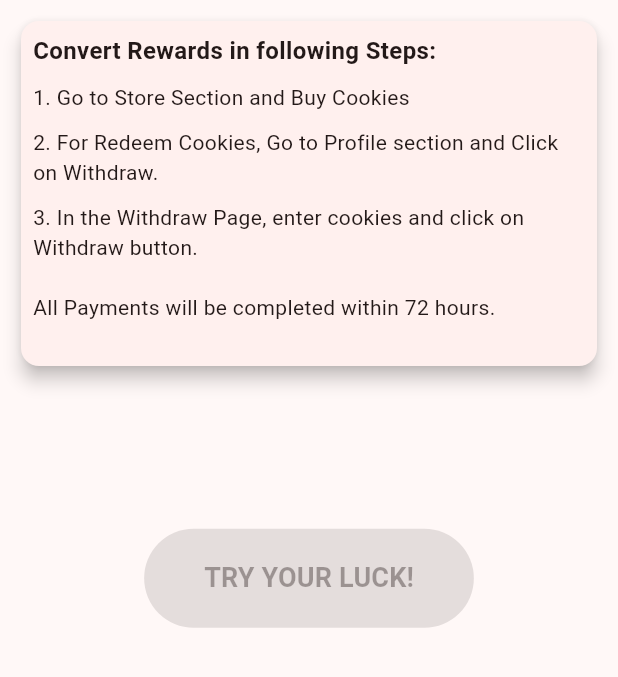
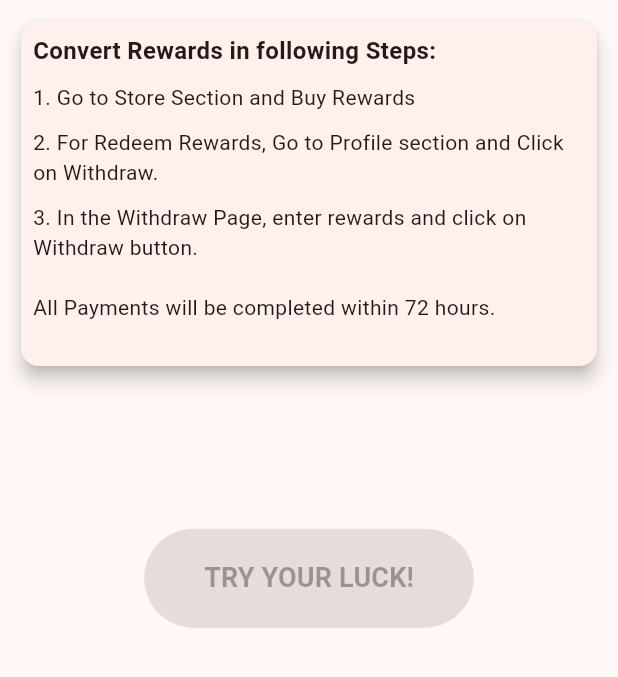
Before and after one commit to jobayedsumon/RewardsConverter, a Flutter app: the HomeScreen screen opened directly, on a phone screen of 412 x 824 dp, the part 84-761 px from its top. Run offline on Flutter 3.47's test engine with Material 3 defaults, Android fonts, the phone set to English and light mode, and no system bars; our stand-ins replace dio, google_sign_in, in_app_purchase, shared_preferences, timeline_tile, webview_flutter; missing offline and left inert: in_app_purchase_android, sign_button, unity_ads_plugin; accounts and stored records are empty; network calls fail.

Commit message:
changed to rewards from cookies

```diff
--- a/lib/components/CustomChip.dart
+++ b/lib/components/CustomChip.dart
@@ -30,7 +30,7 @@ class CustomChip extends StatelessWidget {
                 Padding(
                   padding: const EdgeInsets.only(top: 8.0),
                   child: Text(
-                    'Cookies',
+                    'Rewards',
                     style: TextStyle(
                         color: Colors.grey.shade700,
                         fontWeight: FontWeight.bold),
@@ -53,7 +53,7 @@ class CustomChip extends StatelessWidget {
                     ),
                   ),
                   child: Text(
-                    '${package.id} Cookies',
+                    '${package.id} Rewards',
                     style: TextStyle(
                         color: Colors.white, fontWeight: FontWeight.w500),
                   ),
--- a/lib/components/Transaction.dart
+++ b/lib/components/Transaction.dart
@@ -16,7 +16,7 @@ class Transaction extends StatelessWidget {
   @override
   Widget build(BuildContext context) {
     int status = transaction['status'];
-    double amount = transaction['cookies'] / 100;
+    double amount = transaction['rewards'] / 100;
 
     return MaterialButton(
       splashColor: Colors.transparent,
--- a/lib/components/WithdrawalModal.dart
+++ b/lib/components/WithdrawalModal.dart
@@ -22,7 +22,7 @@ class _WithdrawalModalState extends State<WithdrawalModal> {
   bool isChecked = false;
   var dio = DioUtil.getInstance();
 
-  TextEditingController cookiesController = TextEditingController();
+  TextEditingController rewardsController = TextEditingController();
 
   @override
   Widget build(BuildContext context) {
@@ -68,9 +68,9 @@ class _WithdrawalModalState extends State<WithdrawalModal> {
               inputFormatters: <TextInputFormatter>[
                 FilteringTextInputFormatter.allow(RegExp(r'^(\d+)?\.?\d{0,2}'))
               ],
-              controller: cookiesController,
+              controller: rewardsController,
               decoration: InputDecoration(
-                labelText: 'Enter Cookies',
+                labelText: 'Enter Rewards',
                 border: OutlineInputBorder(
                   borderRadius: BorderRadius.circular(50.0),
                 ),
@@ -128,19 +128,19 @@ class _WithdrawalModalState extends State<WithdrawalModal> {
   }
 
   void withdraw() {
-    if (cookiesController.text.isEmpty) {
-      showError(context, 'Please enter the number of cookies');
+    if (rewardsController.text.isEmpty) {
+      showError(context, 'Please enter the number of rewards');
     } else if (!isChecked) {
       showError(context, 'Please agree to the terms and conditions');
     } else {
-      double cookies = double.parse(cookiesController.text);
-      if (cookies >= 1000) {
-        if (cookies <= widget.profileData['balance']) {
+      double rewards = double.parse(rewardsController.text);
+      if (rewards >= 1000) {
+        if (rewards <= widget.profileData['balance']) {
           if (widget.profileData['payout_method'] != null &&
               widget.profileData['payout_id'] != null &&
               widget.profileData['beneficiary_name'] != null) {
             withdrawRequest(
-                cookies,
+                rewards,
                 widget.profileData['payout_method'],
                 widget.profileData['payout_id'],
                 widget.profileData['beneficiary_name']);
@@ -148,18 +148,18 @@ class _WithdrawalModalState extends State<WithdrawalModal> {
             showError(context, 'Please fully complete your payout info first');
           }
         } else {
-          showError(context, 'You do not have enough cookies');
+          showError(context, 'You do not have enough rewards');
         }
       } else {
-        showError(context, 'Minimum withdrawal is 1000 cookies');
+        showError(context, 'Minimum withdrawal is 1000 rewards');
       }
     }
   }
 
-  void withdrawRequest(cookies, payoutMethod, payoutId, beneficiaryName) {
+  void withdrawRequest(rewards, payoutMethod, payoutId, beneficiaryName) {
     try {
       dio.post('/transaction/withdraw', data: {
-        'cookies': cookies,
+        'rewards': rewards,
         'payout_method': payoutMethod,
         'payout_id': payoutId,
         'beneficiary_name': beneficiaryName,
--- a/lib/helpers/constants.dart
+++ b/lib/helpers/constants.dart
@@ -1,4 +1,5 @@
 const baseUrl = 'https://rewardsconverter.online/api';
+const webUrl = 'https://rewardsconverter.online';
 
 const TransactionType = {
   1: 'Deposit',
--- a/lib/includes/CustomAppBar.dart
+++ b/lib/includes/CustomAppBar.dart
@@ -1,21 +1,21 @@
 import 'package:rewards_converter/helpers/functions.dart';
 import 'package:flutter/material.dart';
 
-class CookieAppBar extends StatefulWidget implements PreferredSizeWidget {
+class CustomAppBar extends StatefulWidget implements PreferredSizeWidget {
   final double balance;
   final bool showBalance;
 
-  const CookieAppBar({Key? key, this.balance = 0.0, this.showBalance = true})
+  const CustomAppBar({Key? key, this.balance = 0.0, this.showBalance = true})
       : super(key: key);
 
   @override
-  State<CookieAppBar> createState() => _CookieAppBarState();
+  State<CustomAppBar> createState() => _CustomAppBarState();
 
   @override
   Size get preferredSize => Size.fromHeight(kToolbarHeight);
 }
 
-class _CookieAppBarState extends State<CookieAppBar> {
+class _CustomAppBarState extends State<CustomAppBar> {
   @override
   Widget build(BuildContext context) {
     return widget.showBalance
--- a/lib/includes/CustomNavigationBar.dart
+++ b/lib/includes/CustomNavigationBar.dart
@@ -1,10 +1,10 @@
 import 'package:flutter/material.dart';
 
-class CookieNavigationBar extends StatelessWidget {
+class CustomNavigationBar extends StatelessWidget {
   final int selectedIndex;
   final Function(int) onScreenChange;
 
-  const CookieNavigationBar(
+  const CustomNavigationBar(
       {Key? key, required this.selectedIndex, required this.onScreenChange})
       : super(key: key);
 
--- a/lib/main.dart
+++ b/lib/main.dart
@@ -10,17 +10,17 @@ import 'package:flutter/material.dart';
 import 'helpers/functions.dart';
 
 void main() async {
-  runApp(const CookieApp());
+  runApp(const RewardsConverterApp());
 }
 
-class CookieApp extends StatefulWidget {
-  const CookieApp({super.key});
+class RewardsConverterApp extends StatefulWidget {
+  const RewardsConverterApp({super.key});
 
   @override
-  State<CookieApp> createState() => _CookieAppState();
+  State<RewardsConverterApp> createState() => _RewardsConverterAppState();
 }
 
-class _CookieAppState extends State<CookieApp> {
+class _RewardsConverterAppState extends State<RewardsConverterApp> {
   @override
   initState() {
     super.initState();
@@ -30,7 +30,7 @@ class _CookieAppState extends State<CookieApp> {
   Widget build(BuildContext context) {
     return MaterialApp(
       debugShowCheckedModeBanner: false,
-      title: 'Cookie - reward converter',
+      title: 'Rewards Converter Global',
       themeMode: ThemeMode.light,
       theme: ThemeData(colorSchemeSeed: Colors.red, useMaterial3: true),
       routes: {
--- a/lib/screens/history_screen.dart
+++ b/lib/screens/history_screen.dart
@@ -121,7 +121,7 @@ class _HistoryScreenState extends State<HistoryScreen> {
   @override
   Widget build(BuildContext context) {
     return Scaffold(
-      appBar: CookieAppBar(balance: balance),
+      appBar: CustomAppBar(balance: balance),
       body: RefreshIndicator(
         onRefresh: () async {
           await getTransactions();
--- a/lib/screens/home_screen.dart
+++ b/lib/screens/home_screen.dart
@@ -144,7 +144,7 @@ class _HomeScreenState extends State<HomeScreen> {
   @override
   Widget build(BuildContext context) {
     return Scaffold(
-      appBar: CookieAppBar(balance: balance),
+      appBar: CustomAppBar(balance: balance),
       body: Column(children: [
         Padding(
           padding: const EdgeInsets.all(10.0),
@@ -166,13 +166,13 @@ class _HomeScreenState extends State<HomeScreen> {
                     _colDivider,
                     Align(
                         alignment: Alignment.topLeft,
-                        child: Text('1. Go to Store Section and Buy Cookies')),
+                        child: Text('1. Go to Store Section and Buy Rewards')),
                     _colDivider,
                     Text(
-                        '2. For Redeem Cookies, Go to Profile section and Click on Withdraw.'),
+                        '2. For Redeem Rewards, Go to Profile section and Click on Withdraw.'),
                     _colDivider,
                     Text(
-                        '3. In the Withdraw Page, enter cookies and click on Withdraw button.'),
+                        '3. In the Withdraw Page, enter rewards and click on Withdraw button.'),
                     _colDivider,
                     _colDivider,
                     Text('All Payments will be completed within 72 hours.'),
--- a/lib/screens/initial_screen.dart
+++ b/lib/screens/initial_screen.dart
@@ -65,7 +65,7 @@ class _InitialScreenState extends State<InitialScreen> {
     return Scaffold(
       resizeToAvoidBottomInset: false,
       body: createScreenForIndex(_selectedIndex),
-      bottomNavigationBar: CookieNavigationBar(
+      bottomNavigationBar: CustomNavigationBar(
         selectedIndex: _selectedIndex,
         onScreenChange: onScreenChange,
       ),
--- a/lib/screens/login_screen.dart
+++ b/lib/screens/login_screen.dart
@@ -86,7 +86,7 @@ class _LoginScreenState extends State<LoginScreen> {
                   Text('Good to see you :)',
                       style: TextStyle(
                           fontSize: 35.0, fontWeight: FontWeight.bold)),
-                  Text('Connect your google account to get started with Cookie',
+                  Text('Connect your google account to get started with Rewards Converter Global',
                       style: TextStyle(fontSize: 16.0)),
                   SizedBox(height: 30.0),
                   Center(
--- a/lib/screens/profile/profile_info_screen.dart
+++ b/lib/screens/profile/profile_info_screen.dart
@@ -76,7 +76,7 @@ class _ProfileInfoScreenState extends State<ProfileInfoScreen> {
   Widget build(BuildContext context) {
     return Scaffold(
       resizeToAvoidBottomInset: false,
-      appBar: CookieAppBar(showBalance: false),
+      appBar: CustomAppBar(showBalance: false),
       body: SafeArea(
         child: Column(
           children: [
--- a/lib/screens/profile/profile_screen.dart
+++ b/lib/screens/profile/profile_screen.dart
@@ -69,7 +69,7 @@ class _ProfileScreenState extends State<ProfileScreen> {
   @override
   Widget build(BuildContext context) {
     return Scaffold(
-      appBar: CookieAppBar(balance: balance),
+      appBar: CustomAppBar(balance: balance),
       body: SingleChildScrollView(
         child: Padding(
           padding: const EdgeInsets.all(10.0),
@@ -134,7 +134,7 @@ class _ProfileScreenState extends State<ProfileScreen> {
                             Column(
                               children: [
                                 Text(
-                                  '100 Cookies ~ 1 USD',
+                                  '100 Rewards ~ 1 USD',
                                   style: TextStyle(
                                     fontSize: 12.0,
                                     color: Colors.grey.shade800,
--- a/lib/screens/store_screen.dart
+++ b/lib/screens/store_screen.dart
@@ -21,7 +21,7 @@ class StoreScreen extends StatefulWidget {
 }
 
 class _StoreScreenState extends State<StoreScreen> {
-  List cookiePackages = [];
+  List rewardsPackages = [];
   var dio = DioUtil.getInstance();
   late StreamSubscription<dynamic> _subscription;
   Set<String> skuIds = {
@@ -46,7 +46,7 @@ class _StoreScreenState extends State<StoreScreen> {
       products.sort((a, b) => int.parse(a.id).compareTo(int.parse(b.id)));
 
       setState(() {
-        cookiePackages = products;
+        rewardsPackages = products;
       });
     }
   }
@@ -54,7 +54,7 @@ class _StoreScreenState extends State<StoreScreen> {
   Future verifyAndDeposit(PurchaseDetails purchaseDetails, quantity) async {
     try {
       dio.post('/transaction/deposit', data: {
-        'cookies': purchaseDetails.productID,
+        'rewards': purchaseDetails.productID,
         'quantity': quantity,
         'purchase_id': purchaseDetails.purchaseID,
         'purchase_token':
@@ -108,7 +108,7 @@ class _StoreScreenState extends State<StoreScreen> {
           });
           ScaffoldMessenger.of(context).showSnackBar(SnackBar(
             content: Text(
-                "Purchase complete. Please stay on this page while we verify and deposit your cookies."),
+                "Purchase complete. Please stay on this page while we verify and deposit your rewards."),
             duration: Duration(milliseconds: 2000),
           ));
 
@@ -168,7 +168,7 @@ class _StoreScreenState extends State<StoreScreen> {
             ),
           )
         : Scaffold(
-            appBar: CookieAppBar(
+            appBar: CustomAppBar(
                 balance: balance, showBalance: !widget.fromProfile),
             body: SafeArea(
               child: SingleChildScrollView(
@@ -180,7 +180,7 @@ class _StoreScreenState extends State<StoreScreen> {
                           child: Column(
                         children: [
                           Text(
-                            'PURCHASE COOKIES',
+                            'PURCHASE REWARDS',
                             style: TextStyle(
                               color: Colors.red,
                               fontSize: 25.0,
@@ -188,8 +188,8 @@ class _StoreScreenState extends State<StoreScreen> {
                             ),
                           ),
                           Column(
-                            children: cookiePackages
-                                .take((cookiePackages.length ~/ 2))
+                            children: rewardsPackages
+                                .take((rewardsPackages.length ~/ 2))
                                 .map(
                                   (package) => CustomChip(package: package),
                                 )
@@ -205,8 +205,8 @@ class _StoreScreenState extends State<StoreScreen> {
                             style: TextStyle(color: Colors.red, fontSize: 12.0),
                           ),
                           Column(
-                            children: cookiePackages
-                                .skip((cookiePackages.length ~/ 2))
+                            children: rewardsPackages
+                                .skip((rewardsPackages.length ~/ 2))
                                 .map((package) => CustomChip(package: package))
                                 .toList(),
                           ),
--- a/lib/screens/transaction/history_screen.dart
+++ b/lib/screens/transaction/history_screen.dart
@@ -124,7 +124,7 @@ class _HistoryScreenState extends State<HistoryScreen> {
   @override
   Widget build(BuildContext context) {
     return Scaffold(
-      appBar: CookieAppBar(balance: balance),
+      appBar: CustomAppBar(balance: balance),
       body: RefreshIndicator(
         onRefresh: () async {
           await getTransactions();
--- a/lib/screens/transaction/transaction_details_screen.dart
+++ b/lib/screens/transaction/transaction_details_screen.dart
@@ -44,7 +44,7 @@ class TransactionDetailsScreen extends StatelessWidget {
                                   ),
                                 ),
                                 Text(
-                                  '\$${(transaction['cookies'] / 100).toStringAsFixed(2)}',
+                                  '\$${(transaction['rewards'] / 100).toStringAsFixed(2)}',
                                   style: TextStyle(
                                     fontSize: 16.0,
                                     fontWeight: FontWeight.bold,
--- a/lib/screens/webview/about_us_screen.dart
+++ b/lib/screens/webview/about_us_screen.dart
@@ -1,4 +1,5 @@
 import 'package:flutter/material.dart';
+import 'package:rewards_converter/helpers/constants.dart';
 import 'package:webview_flutter/webview_flutter.dart';
 
 class AboutUsScreen extends StatelessWidget {
@@ -24,7 +25,7 @@ class AboutUsScreen extends StatelessWidget {
       ),
     )
     ..loadRequest(
-        Uri.parse('https://cookiestreaming.com/about-us?webView=true'));
+        Uri.parse('$webUrl/about-us?webView=true'));
 
   @override
   Widget build(BuildContext context) {
--- a/lib/screens/webview/contact_us_screen.dart
+++ b/lib/screens/webview/contact_us_screen.dart
@@ -1,4 +1,5 @@
 import 'package:flutter/material.dart';
+import 'package:rewards_converter/helpers/constants.dart';
 import 'package:webview_flutter/webview_flutter.dart';
 import 'package:url_launcher/url_launcher.dart';
 
@@ -36,7 +37,7 @@ class ContactUsScreen extends StatelessWidget {
       ),
     )
     ..loadRequest(
-        Uri.parse('https://cookiestreaming.com/contact-us?webView=true'));
+        Uri.parse('$webUrl/contact-us?webView=true'));
 
   @override
   Widget build(BuildContext context) {
--- a/lib/screens/webview/privacy_policy_screen.dart
+++ b/lib/screens/webview/privacy_policy_screen.dart
@@ -1,4 +1,5 @@
 import 'package:flutter/material.dart';
+import 'package:rewards_converter/helpers/constants.dart';
 import 'package:webview_flutter/webview_flutter.dart';
 
 class PrivacyPolicyScreen extends StatelessWidget {
@@ -24,7 +25,7 @@ class PrivacyPolicyScreen extends StatelessWidget {
       ),
     )
     ..loadRequest(
-        Uri.parse('https://cookiestreaming.com/privacy-policy?webView=true'));
+        Uri.parse('$webUrl/privacy-policy?webView=true'));
 
   @override
   Widget build(BuildContext context) {
--- a/lib/screens/webview/terms_and_conditions_screen.dart
+++ b/lib/screens/webview/terms_and_conditions_screen.dart
@@ -1,4 +1,5 @@
 import 'package:flutter/material.dart';
+import 'package:rewards_converter/helpers/constants.dart';
 import 'package:webview_flutter/webview_flutter.dart';
 
 class TermsAndConditionsScreen extends StatelessWidget {
@@ -24,7 +25,7 @@ class TermsAndConditionsScreen extends StatelessWidget {
       ),
     )
     ..loadRequest(Uri.parse(
-        'https://cookiestreaming.com/terms-and-conditions?webView=true'));
+        '$webUrl/terms-and-conditions?webView=true'));
 
   @override
   Widget build(BuildContext context) {
```
